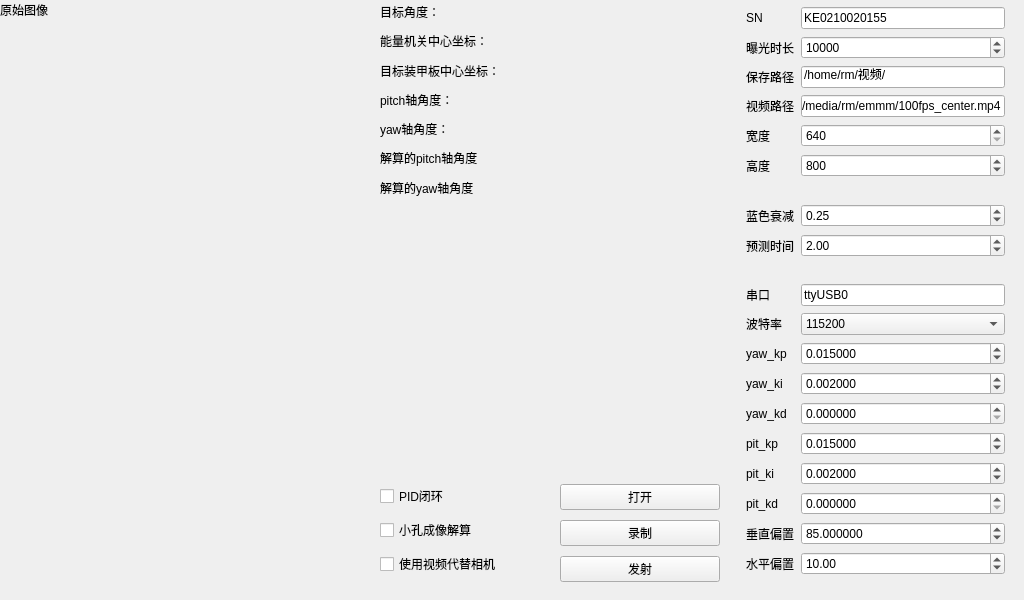
Above: mainwindow.ui from mrwang-19/HNU_RMUT_Vision before the change. Below: the same form after it.
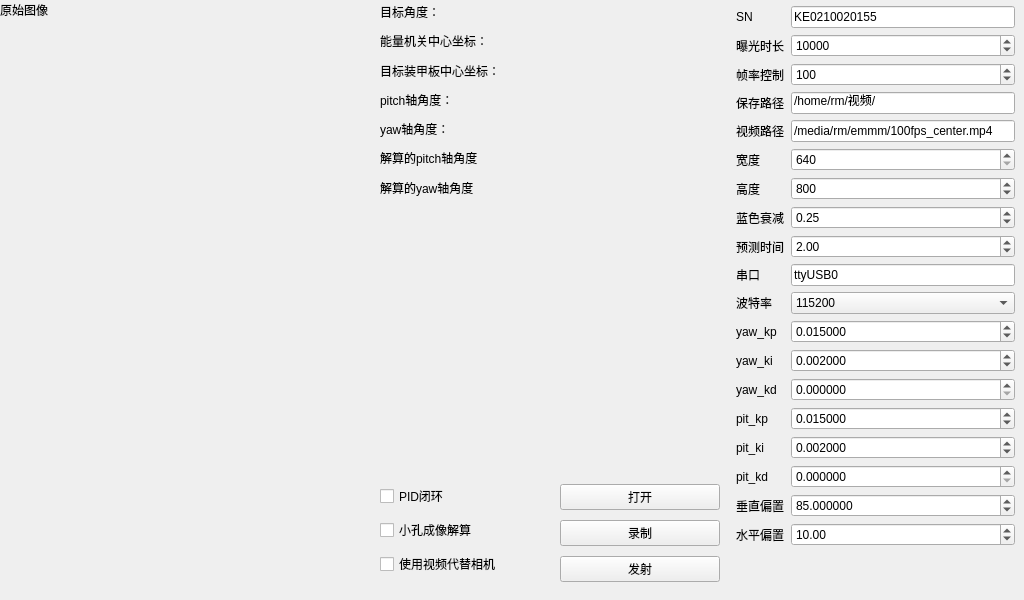
That is the form after the change. Custom widgets are drawn as their Qt base class.

```diff
--- a/mainwindow.ui
+++ b/mainwindow.ui
@@ -68,13 +68,16 @@
    <widget class="QWidget" name="gridLayoutWidget">
     <property name="geometry">
      <rect>
-      <x>740</x>
+      <x>730</x>
       <y>0</y>
-      <width>271</width>
-      <height>589</height>
+      <width>291</width>
+      <height>591</height>
      </rect>
     </property>
-    <layout class="QGridLayout" name="gridLayout" rowstretch="0,0,0,0,0,0,0,0,0,0,0,0,0,0,0,0,0,0,0,0">
+    <layout class="QGridLayout" name="gridLayout" rowstretch="0,0,0,0,0,0,0,0,0,0,0,0,0,0,0,0,0,0,0" columnstretch="0,0" columnminimumwidth="0,0">
+     <property name="sizeConstraint">
+      <enum>QLayout::SetMaximumSize</enum>
+     </property>
      <property name="leftMargin">
       <number>6</number>
      </property>
@@ -87,115 +90,51 @@
      <property name="bottomMargin">
       <number>6</number>
      </property>
+     <item row="15" column="0">
+      <widget class="QLabel" name="label_21">
+       <property name="text">
+        <string>pit_ki</string>
+       </property>
+      </widget>
+     </item>
+     <item row="0" column="1">
+      <widget class="QLineEdit" name="SNEdit">
+       <property name="text">
+        <string>KE0210020155</string>
+       </property>
+      </widget>
+     </item>
+     <item row="16" column="0">
+      <widget class="QLabel" name="label_19">
+       <property name="text">
+        <string>pit_kd</string>
+       </property>
+      </widget>
+     </item>
      <item row="2" column="0">
-      <widget class="QLabel" name="label_2">
+      <widget class="QLabel" name="label_7">
        <property name="text">
-        <string>保存路径</string>
+        <string>帧率控制</string>
        </property>
       </widget>
      </item>
-     <item row="1" column="0">
-      <widget class="QLabel" name="label_5">
-       <property name="text">
-        <string>曝光时长</string>
+     <item row="12" column="1">
+      <widget class="QDoubleSpinBox" name="yawKiSpinBox">
+       <property name="decimals">
+        <number>6</number>
+       </property>
+       <property name="maximum">
+        <double>2.000000000000000</double>
+       </property>
+       <property name="singleStep">
+        <double>0.000100000000000</double>
+       </property>
+       <property name="value">
+        <double>0.002000000000000</double>
        </property>
       </widget>
      </item>
      <item row="10" column="1">
-      <widget class="QLineEdit" name="serialNameEdit">
-       <property name="text">
-        <string>ttyUSB0</string>
-       </property>
-      </widget>
-     </item>
-     <item row="18" column="0">
-      <widget class="QLabel" name="label_22">
-       <property name="text">
-        <string>垂直偏置</string>
-       </property>
-      </widget>
-     </item>
-     <item row="19" column="1">
-      <widget class="QDoubleSpinBox" name="hBaisSpinBox">
-       <property name="minimum">
-        <double>-10.000000000000000</double>
-       </property>
-       <property name="maximum">
-        <double>15.000000000000000</double>
-       </property>
-       <property name="singleStep">
-        <double>0.500000000000000</double>
-       </property>
-       <property name="value">
-        <double>10.000000000000000</double>
-       </property>
-      </widget>
-     </item>
-     <item row="13" column="0">
-      <widget class="QLabel" name="label_15">
-       <property name="text">
-        <string>yaw_ki</string>
-       </property>
-      </widget>
-     </item>
-     <item row="9" column="0">
-      <spacer name="verticalSpacer_2">
-       <property name="orientation">
-        <enum>Qt::Vertical</enum>
-       </property>
-       <property name="sizeType">
-        <enum>QSizePolicy::Maximum</enum>
-       </property>
-       <property name="sizeHint" stdset="0">
-        <size>
-         <width>20</width>
-         <height>20</height>
-        </size>
-       </property>
-      </spacer>
-     </item>
-     <item row="3" column="1">
-      <widget class="QLineEdit" name="videoPathEdit">
-       <property name="text">
-        <string>/media/rm/emmm/100fps_center.mp4</string>
-       </property>
-      </widget>
-     </item>
-     <item row="15" column="0">
-      <widget class="QLabel" name="label_20">
-       <property name="text">
-        <string>pit_kp</string>
-       </property>
-      </widget>
-     </item>
-     <item row="10" column="0">
-      <widget class="QLabel" name="label_8">
-       <property name="text">
-        <string>串口</string>
-       </property>
-      </widget>
-     </item>
-     <item row="17" column="1">
-      <widget class="QDoubleSpinBox" name="pitKdSpinBox">
-       <property name="decimals">
-        <number>6</number>
-       </property>
-       <property name="maximum">
-        <double>2.000000000000000</double>
-       </property>
-       <property name="singleStep">
-        <double>0.000100000000000</double>
-       </property>
-      </widget>
-     </item>
-     <item row="7" column="0">
-      <widget class="QLabel" name="label_10">
-       <property name="text">
-        <string>蓝色衰减</string>
-       </property>
-      </widget>
-     </item>
-     <item row="11" column="1">
       <widget class="QComboBox" name="bundRateComboBox">
        <item>
         <property name="text">
@@ -214,6 +153,22 @@
        </item>
       </widget>
      </item>
+     <item row="14" column="1">
+      <widget class="QDoubleSpinBox" name="pitKpSpinBox">
+       <property name="decimals">
+        <number>6</number>
+       </property>
+       <property name="maximum">
+        <double>10.000000000000000</double>
+       </property>
+       <property name="singleStep">
+        <double>0.000010000000000</double>
+       </property>
+       <property name="value">
+        <double>0.015000000000000</double>
+       </property>
+      </widget>
+     </item>
      <item row="1" column="1">
       <widget class="QSpinBox" name="exposureSpinBox">
        <property name="minimum">
@@ -227,110 +182,27 @@
        </property>
       </widget>
      </item>
-     <item row="2" column="1">
-      <widget class="QLineEdit" name="savePathEdit">
-       <property name="text">
-        <string>/home/rm/视频/</string>
+     <item row="6" column="1">
+      <widget class="QSpinBox" name="heightSpinBox">
+       <property name="minimum">
+        <number>480</number>
        </property>
-      </widget>
-     </item>
-     <item row="12" column="1">
-      <widget class="QDoubleSpinBox" name="yawKpSpinBox">
-       <property name="decimals">
-        <number>6</number>
-       </property>
        <property name="maximum">
-        <double>50.000000000000000</double>
+        <number>1024</number>
        </property>
-       <property name="singleStep">
-        <double>0.001000000000000</double>
-       </property>
        <property name="value">
-        <double>0.015000000000000</double>
-       </property>
-      </widget>
-     </item>
-     <item row="19" column="0">
-      <widget class="QLabel" name="label_23">
-       <property name="text">
-        <string>水平偏置</string>
-       </property>
-      </widget>
-     </item>
-     <item row="14" column="1">
-      <widget class="QDoubleSpinBox" name="yawKdSpinBox">
-       <property name="decimals">
-        <number>6</number>
-       </property>
-       <property name="maximum">
-        <double>10.000000000000000</double>
-       </property>
-       <property name="singleStep">
-        <double>0.000010000000000</double>
-       </property>
-      </widget>
-     </item>
-     <item row="14" column="0">
-      <widget class="QLabel" name="label_17">
-       <property name="text">
-        <string>yaw_kd</string>
-       </property>
-      </widget>
-     </item>
-     <item row="5" column="0">
-      <widget class="QLabel" name="label_6">
-       <property name="text">
-        <string>高度</string>
-       </property>
-      </widget>
-     </item>
-     <item row="18" column="1">
-      <widget class="QDoubleSpinBox" name="vBaisSpinBox">
-       <property name="decimals">
-        <number>6</number>
-       </property>
-       <property name="maximum">
-        <double>300.000000000000000</double>
-       </property>
-       <property name="singleStep">
-        <double>0.500000000000000</double>
-       </property>
-       <property name="value">
-        <double>85.000000000000000</double>
-       </property>
-      </widget>
-     </item>
-     <item row="17" column="0">
-      <widget class="QLabel" name="label_19">
-       <property name="text">
-        <string>pit_kd</string>
+        <number>800</number>
        </property>
       </widget>
      </item>
      <item row="11" column="0">
-      <widget class="QLabel" name="label_9">
+      <widget class="QLabel" name="label_14">
        <property name="text">
-        <string>波特率</string>
+        <string>yaw_kp</string>
        </property>
       </widget>
      </item>
-     <item row="16" column="1">
-      <widget class="QDoubleSpinBox" name="pitKiSpinBox">
-       <property name="decimals">
-        <number>6</number>
-       </property>
-       <property name="maximum">
-        <double>50.000000000000000</double>
-       </property>
-       <property name="singleStep">
-        <double>0.001000000000000</double>
-       </property>
-       <property name="value">
-        <double>0.002000000000000</double>
-       </property>
-      </widget>
-     </item>
-     <item row="4" column="1">
+     <item row="5" column="1">
       <widget class="QSpinBox" name="widthSpinBox">
        <property name="minimum">
         <number>640</number>
@@ -340,10 +212,19 @@
        </property>
       </widget>
      </item>
-     <item row="3" column="0">
-      <widget class="QLabel" name="label_24">
-       <property name="text">
-        <string>视频路径</string>
+     <item row="17" column="1">
+      <widget class="QDoubleSpinBox" name="vBaisSpinBox">
+       <property name="decimals">
+        <number>6</number>
+       </property>
+       <property name="maximum">
+        <double>300.000000000000000</double>
+       </property>
+       <property name="singleStep">
+        <double>0.500000000000000</double>
+       </property>
+       <property name="value">
+        <double>85.000000000000000</double>
        </property>
       </widget>
      </item>
@@ -354,37 +235,83 @@
        </property>
       </widget>
      </item>
+     <item row="9" column="1">
+      <widget class="QLineEdit" name="serialNameEdit">
+       <property name="text">
+        <string>ttyUSB0</string>
+       </property>
+      </widget>
+     </item>
+     <item row="13" column="0">
+      <widget class="QLabel" name="label_17">
+       <property name="text">
+        <string>yaw_kd</string>
+       </property>
+      </widget>
+     </item>
+     <item row="3" column="1">
+      <widget class="QLineEdit" name="savePathEdit">
+       <property name="text">
+        <string>/home/rm/视频/</string>
+       </property>
+      </widget>
+     </item>
+     <item row="7" column="0">
+      <widget class="QLabel" name="label_10">
+       <property name="text">
+        <string>蓝色衰减</string>
+       </property>
+      </widget>
+     </item>
+     <item row="1" column="0">
+      <widget class="QLabel" name="label_5">
+       <property name="text">
+        <string>曝光时长</string>
+       </property>
+      </widget>
+     </item>
+     <item row="4" column="1">
+      <widget class="QLineEdit" name="videoPathEdit">
+       <property name="text">
+        <string>/media/rm/emmm/100fps_center.mp4</string>
+       </property>
+      </widget>
+     </item>
      <item row="13" column="1">
-      <widget class="QDoubleSpinBox" name="yawKiSpinBox">
+      <widget class="QDoubleSpinBox" name="yawKdSpinBox">
        <property name="decimals">
         <number>6</number>
        </property>
        <property name="maximum">
-        <double>2.000000000000000</double>
+        <double>10.000000000000000</double>
        </property>
        <property name="singleStep">
-        <double>0.000100000000000</double>
+        <double>0.000010000000000</double>
+       </property>
+      </widget>
+     </item>
+     <item row="15" column="1">
+      <widget class="QDoubleSpinBox" name="pitKiSpinBox">
+       <property name="decimals">
+        <number>6</number>
+       </property>
+       <property name="maximum">
+        <double>50.000000000000000</double>
+       </property>
+       <property name="singleStep">
+        <double>0.001000000000000</double>
        </property>
        <property name="value">
         <double>0.002000000000000</double>
        </property>
       </widget>
      </item>
-     <item row="6" column="0">
-      <spacer name="verticalSpacer">
-       <property name="orientation">
-        <enum>Qt::Vertical</enum>
+     <item row="18" column="0">
+      <widget class="QLabel" name="label_23">
+       <property name="text">
+        <string>水平偏置</string>
        </property>
-       <property name="sizeType">
-        <enum>QSizePolicy::Maximum</enum>
-       </property>
-       <property name="sizeHint" stdset="0">
-        <size>
-         <width>20</width>
-         <height>20</height>
-        </size>
-       </property>
-      </spacer>
+      </widget>
      </item>
      <item row="7" column="1">
       <widget class="QDoubleSpinBox" name="blueDecaySpinBox">
@@ -399,60 +326,16 @@
        </property>
       </widget>
      </item>
-     <item row="0" column="1">
-      <widget class="QLineEdit" name="SNEdit">
-       <property name="text">
-        <string>KE0210020155</string>
-       </property>
-      </widget>
-     </item>
-     <item row="12" column="0">
-      <widget class="QLabel" name="label_14">
-       <property name="text">
-        <string>yaw_kp</string>
-       </property>
-      </widget>
-     </item>
-     <item row="16" column="0">
-      <widget class="QLabel" name="label_21">
-       <property name="text">
-        <string>pit_ki</string>
-       </property>
-      </widget>
-     </item>
-     <item row="4" column="0">
-      <widget class="QLabel" name="label_4">
-       <property name="text">
-        <string>宽度</string>
-       </property>
-      </widget>
-     </item>
-     <item row="15" column="1">
-      <widget class="QDoubleSpinBox" name="pitKpSpinBox">
+     <item row="16" column="1">
+      <widget class="QDoubleSpinBox" name="pitKdSpinBox">
        <property name="decimals">
         <number>6</number>
        </property>
        <property name="maximum">
-        <double>10.000000000000000</double>
+        <double>2.000000000000000</double>
        </property>
        <property name="singleStep">
-        <double>0.000010000000000</double>
-       </property>
-       <property name="value">
-        <double>0.015000000000000</double>
-       </property>
-      </widget>
-     </item>
-     <item row="5" column="1">
-      <widget class="QSpinBox" name="heightSpinBox">
-       <property name="minimum">
-        <number>480</number>
-       </property>
-       <property name="maximum">
-        <number>1024</number>
-       </property>
-       <property name="value">
-        <number>800</number>
+        <double>0.000100000000000</double>
        </property>
       </widget>
      </item>
@@ -463,6 +346,13 @@
        </property>
       </widget>
      </item>
+     <item row="9" column="0">
+      <widget class="QLabel" name="label_8">
+       <property name="text">
+        <string>串口</string>
+       </property>
+      </widget>
+     </item>
      <item row="8" column="1">
       <widget class="QDoubleSpinBox" name="predictTimeSpinBox">
        <property name="maximum">
@@ -476,6 +366,107 @@
        </property>
       </widget>
      </item>
+     <item row="2" column="1">
+      <widget class="QSpinBox" name="frameRateSpinBox">
+       <property name="minimum">
+        <number>10</number>
+       </property>
+       <property name="maximum">
+        <number>250</number>
+       </property>
+       <property name="value">
+        <number>100</number>
+       </property>
+      </widget>
+     </item>
+     <item row="3" column="0">
+      <widget class="QLabel" name="label_2">
+       <property name="text">
+        <string>保存路径</string>
+       </property>
+      </widget>
+     </item>
+     <item row="11" column="1">
+      <widget class="QDoubleSpinBox" name="yawKpSpinBox">
+       <property name="decimals">
+        <number>6</number>
+       </property>
+       <property name="maximum">
+        <double>50.000000000000000</double>
+       </property>
+       <property name="singleStep">
+        <double>0.001000000000000</double>
+       </property>
+       <property name="value">
+        <double>0.015000000000000</double>
+       </property>
+      </widget>
+     </item>
+     <item row="17" column="0">
+      <widget class="QLabel" name="label_22">
+       <property name="text">
+        <string>垂直偏置</string>
+       </property>
+      </widget>
+     </item>
+     <item row="5" column="0">
+      <widget class="QLabel" name="label_4">
+       <property name="text">
+        <string>宽度</string>
+       </property>
+      </widget>
+     </item>
+     <item row="6" column="0">
+      <widget class="QLabel" name="label_6">
+       <property name="text">
+        <string>高度</string>
+       </property>
+      </widget>
+     </item>
+     <item row="4" column="0">
+      <widget class="QLabel" name="label_24">
+       <property name="text">
+        <string>视频路径</string>
+       </property>
+      </widget>
+     </item>
+     <item row="10" column="0">
+      <widget class="QLabel" name="label_9">
+       <property name="text">
+        <string>波特率</string>
+       </property>
+      </widget>
+     </item>
+     <item row="14" column="0">
+      <widget class="QLabel" name="label_20">
+       <property name="text">
+        <string>pit_kp</string>
+       </property>
+      </widget>
+     </item>
+     <item row="12" column="0">
+      <widget class="QLabel" name="label_15">
+       <property name="text">
+        <string>yaw_ki</string>
+       </property>
+      </widget>
+     </item>
+     <item row="18" column="1">
+      <widget class="QDoubleSpinBox" name="hBaisSpinBox">
+       <property name="minimum">
+        <double>-10.000000000000000</double>
+       </property>
+       <property name="maximum">
+        <double>15.000000000000000</double>
+       </property>
+       <property name="singleStep">
+        <double>0.500000000000000</double>
+       </property>
+       <property name="value">
+        <double>10.000000000000000</double>
+       </property>
+      </widget>
+     </item>
     </layout>
    </widget>
    <widget class="QWidget" name="verticalLayoutWidget_2">
```
